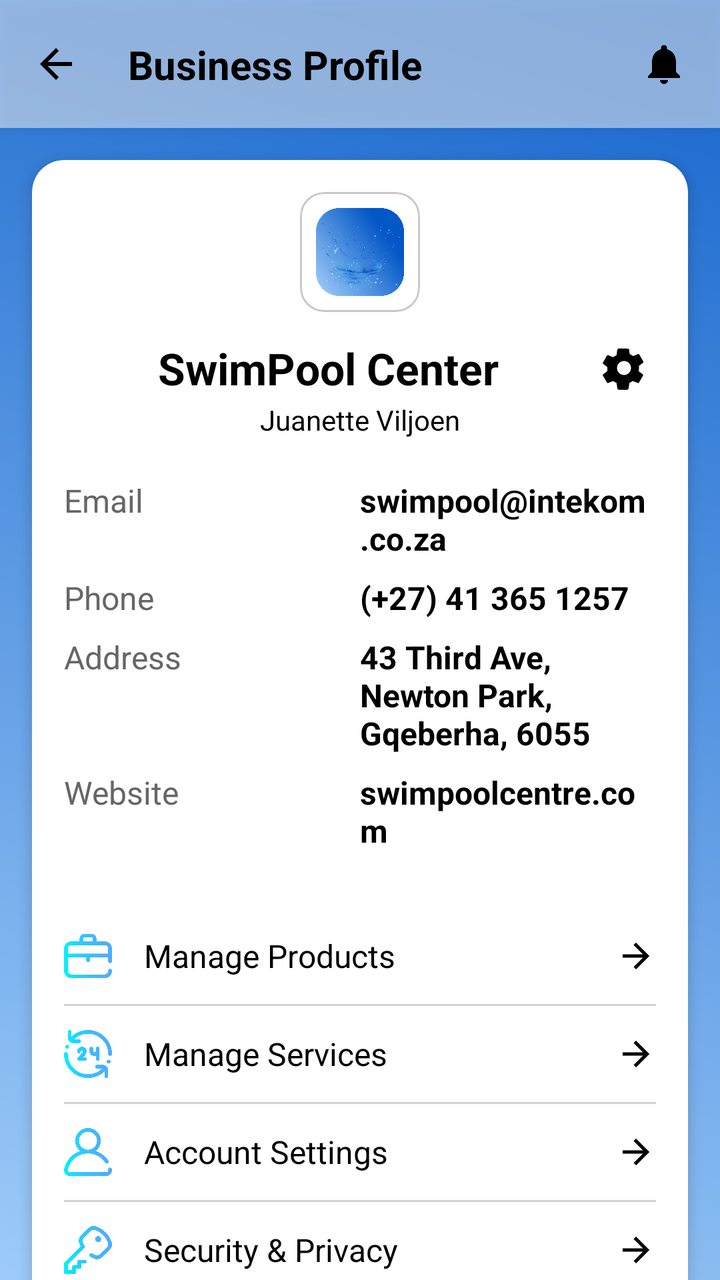
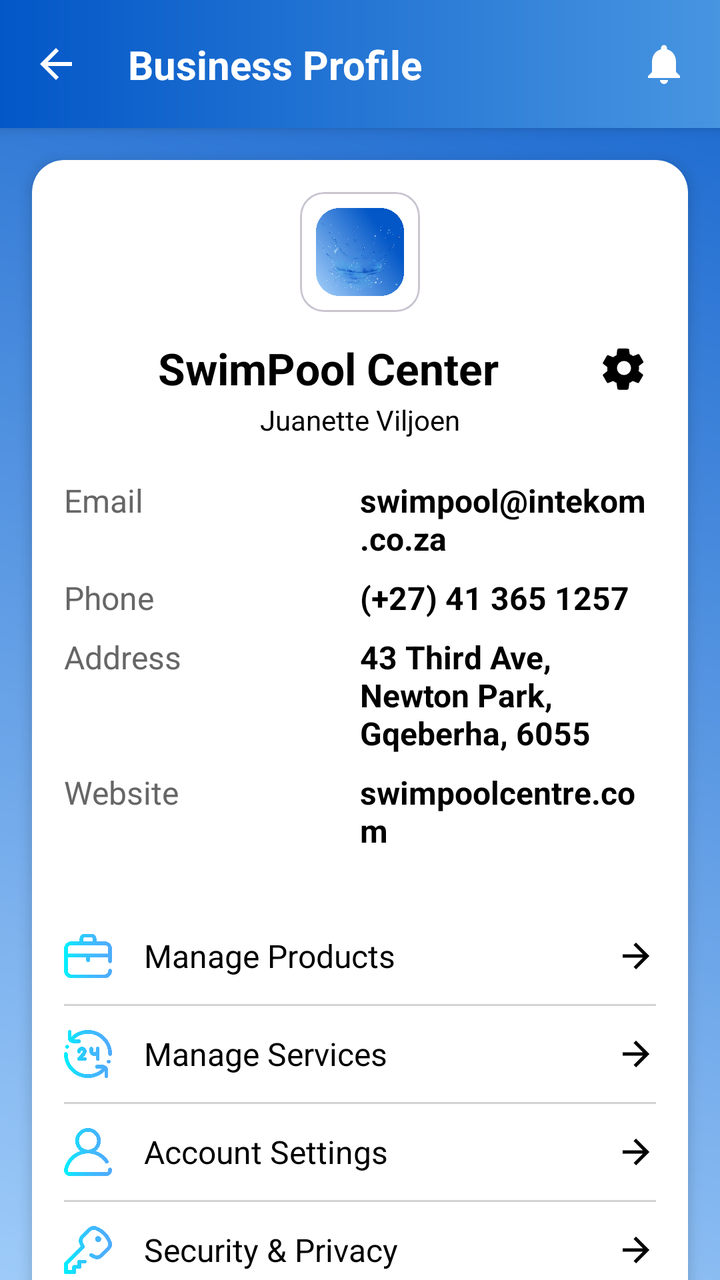

Screens rendered from an Android XML layout before and after an edit, with the pre-edit source and the edit as a unified diff.
<!-- AndroidManifest.xml: application theme Theme.PoolApp -->
<!-- res/layout/sp_profile.xml -->
<?xml version="1.0" encoding="utf-8"?>
<androidx.constraintlayout.widget.ConstraintLayout
    xmlns:android="http://schemas.android.com/apk/res/android"
    xmlns:app="http://schemas.android.com/apk/res-auto"
    xmlns:tools="http://schemas.android.com/tools"
    android:layout_width="match_parent"
    android:layout_height="match_parent"
    android:background="@drawable/pbg"
    tools:context=".SP_Profile">

    <androidx.constraintlayout.widget.ConstraintLayout
        android:id="@+id/profile_header_banner"
        android:layout_width="match_parent"
        android:layout_height="64dp"
        android:background="@color/white_transparent_50"
        android:elevation="4dp"
        app:layout_constraintEnd_toEndOf="parent"
        app:layout_constraintStart_toStartOf="parent"
        app:layout_constraintTop_toTopOf="parent">

        <ImageButton
            android:id="@+id/btn_back"
            android:layout_width="wrap_content"
            android:layout_height="wrap_content"
            android:background="@android:color/transparent"
            android:contentDescription="Back"
            android:padding="16dp"
            android:src="@drawable/ic_arrow_back_white_24dp"
            app:layout_constraintBottom_toBottomOf="parent"
            app:layout_constraintStart_toStartOf="parent"
            app:layout_constraintTop_toTopOf="parent"
            app:tint="@color/black" />

        <TextView
            android:id="@+id/tv_header_title"
            android:layout_width="wrap_content"
            android:layout_height="wrap_content"
            android:layout_marginStart="8dp"
            android:text="Business Profile"
            android:textColor="@color/black"
            android:textSize="20sp"
            android:textStyle="bold"
            app:layout_constraintBottom_toBottomOf="parent"
            app:layout_constraintStart_toEndOf="@id/btn_back"
            app:layout_constraintTop_toTopOf="parent" />

        <ImageButton
            android:id="@+id/btn_notifications"
            android:layout_width="wrap_content"
            android:layout_height="wrap_content"
            android:background="@android:color/transparent"
            android:contentDescription="Notifications"
            android:padding="16dp"
            android:src="@drawable/ic_notifications_white_24dp"
            app:layout_constraintBottom_toBottomOf="parent"
            app:layout_constraintEnd_toEndOf="parent"
            app:layout_constraintTop_toTopOf="parent"
            app:tint="@color/black" />

    </androidx.constraintlayout.widget.ConstraintLayout>

    <androidx.core.widget.NestedScrollView
        android:id="@+id/nestedScrollView"
        android:layout_width="0dp"
        android:layout_height="0dp"
        app:layout_constraintBottom_toBottomOf="parent"
        app:layout_constraintEnd_toEndOf="parent"
        app:layout_constraintStart_toStartOf="parent"
        app:layout_constraintTop_toBottomOf="@id/profile_header_banner">

        <LinearLayout
            android:layout_width="match_parent"
            android:layout_height="wrap_content"
            android:orientation="vertical"
            android:paddingBottom="80dp">

            <androidx.cardview.widget.CardView
                android:layout_width="match_parent"
                android:layout_height="wrap_content"
                android:layout_marginHorizontal="16dp"
                android:layout_marginTop="16dp"
                android:layout_marginBottom="16dp"
                app:cardCornerRadius="16dp"
                app:cardElevation="4dp">

                <LinearLayout
                    android:layout_width="match_parent"
                    android:layout_height="wrap_content"
                    android:orientation="vertical"
                    android:paddingBottom="16dp">

                    <LinearLayout
                        android:layout_width="match_parent"
                        android:layout_height="wrap_content"
                        android:background="@color/white_transparent_50"
                        android:backgroundTint="@color/white_transparent_50"
                        android:foregroundTint="@color/white_transparent_50"
                        android:orientation="vertical"
                        android:paddingHorizontal="16dp"
                        android:paddingTop="16dp"
                        android:paddingBottom="16dp">

                        <com.google.android.material.card.MaterialCardView
                            android:layout_width="60dp"
                            android:layout_height="60dp"
                            android:layout_gravity="center_horizontal"
                            android:layout_marginBottom="12dp">

                            <ImageView
                                android:id="@+id/iv_profile_picture"
                                android:layout_width="match_parent"
                                android:layout_height="match_parent"
                                android:background="@color/white"
                                android:contentDescription="Business Logo"
                                android:padding="8dp"
                                android:scaleType="centerInside"
                                android:src="@drawable/launcher_icon" />
                        </com.google.android.material.card.MaterialCardView>

                        <LinearLayout
                            android:layout_width="match_parent"
                            android:layout_height="wrap_content"
                            android:layout_marginBottom="16dp"
                            android:gravity="center_vertical"
                            android:orientation="horizontal">

                            <TextView
                                android:id="@+id/tv_business_name"
                                android:layout_width="0dp"
                                android:layout_height="wrap_content"
                                android:layout_weight="1"
                                android:gravity="center_horizontal"
                                android:text="SwimPool Center"
                                android:textColor="@color/black"
                                android:textSize="22sp"
                                android:textStyle="bold" />

                            <ImageButton
                                android:id="@+id/btn_settings_gear"
                                android:layout_width="wrap_content"
                                android:layout_height="wrap_content"
                                android:background="@android:color/transparent"
                                android:contentDescription="Settings"
                                android:padding="4dp"
                                android:src="@drawable/ic_settings_black_24dp" />
                        </LinearLayout>

                        <TextView
                            android:id="@+id/tv_owner_name"
                            android:layout_width="wrap_content"
                            android:layout_height="wrap_content"
                            android:layout_gravity="center_horizontal"
                            android:layout_marginTop="-16dp"
                            android:layout_marginBottom="16dp"
                            android:text="Juanette Viljoen"
                            android:textColor="@color/black"
                            android:textSize="14sp" />

                        <TableLayout
                            android:layout_width="match_parent"
                            android:layout_height="wrap_content"
                            android:stretchColumns="1">

                            <TableRow>

                                <TextView
                                    style="@style/ProfileDetailLabel"
                                    android:text="Email" />

                                <TextView
                                    android:id="@+id/tv_detail_email"
                                    style="@style/ProfileDetailValue"
                                    android:text="swimpool@intekom.co.za" />
                            </TableRow>

                            <TableRow>

                                <TextView
                                    style="@style/ProfileDetailLabel"
                                    android:text="Phone" />

                                <TextView
                                    android:id="@+id/tv_detail_phone"
                                    style="@style/ProfileDetailValue"
                                    android:text="(+27) 41 365 1257" />
                            </TableRow>

                            <TableRow>

                                <TextView
                                    style="@style/ProfileDetailLabel"
                                    android:text="Address" />

                                <TextView
                                    android:id="@+id/tv_detail_location"
                                    style="@style/ProfileDetailValue"
                                    android:text="43 Third Ave, Newton Park, Gqeberha, 6055" />
                            </TableRow>

                            <TableRow>

                                <TextView
                                    style="@style/ProfileDetailLabel"
                                    android:text="Website" />

                                <TextView
                                    android:id="@+id/tv_detail_website"
                                    style="@style/ProfileDetailValue"
                                    android:text="swimpoolcentre.com" />
                            </TableRow>
                        </TableLayout>
                    </LinearLayout>

                    <LinearLayout
                        android:layout_width="match_parent"
                        android:layout_height="wrap_content"
                        android:background="@android:color/transparent"
                        android:orientation="vertical"
                        android:paddingHorizontal="16dp"
                        android:layout_marginTop="8dp">

                        <LinearLayout
                            android:id="@+id/option_manage_products"
                            android:layout_width="match_parent"
                            android:layout_height="wrap_content"
                            android:orientation="horizontal"
                            android:gravity="center_vertical"
                            android:paddingVertical="12dp"
                            android:clickable="true"
                            android:focusable="true"
                            android:background="?attr/selectableItemBackground">
                            <ImageView
                                android:id="@+id/icon_left_products"
                                android:layout_width="24dp"
                                android:layout_height="24dp"
                                android:src="@drawable/business"
                                android:contentDescription="Manage Products Icon"
                                android:layout_marginEnd="16dp"/>

                            <TextView
                                android:id="@+id/tv_label_products"
                                android:layout_width="0dp"
                                android:layout_height="wrap_content"
                                android:layout_weight="1"
                                android:text="Manage Products"
                                android:textSize="16sp"
                                android:textColor="@color/black"/>

                            <ImageView
                                android:layout_width="20dp"
                                android:layout_height="20dp"
                                android:src="@drawable/ic_arrow_forward_black_24dp"
                                app:tint="@color/black"
                                android:contentDescription="Go to"/>
                        </LinearLayout>

                        <View style="@style/DividerLine" />

                        <LinearLayout
                            android:id="@+id/option_manage_services"
                            android:layout_width="match_parent"
                            android:layout_height="wrap_content"
                            android:orientation="horizontal"
                            android:gravity="center_vertical"
                            android:paddingVertical="12dp"
                            android:clickable="true"
                            android:focusable="true"
                            android:background="?attr/selectableItemBackground">
                            <ImageView
                                android:id="@+id/icon_left_services"
                                android:layout_width="24dp"
                                android:layout_height="24dp"
                                android:src="@drawable/services"
                                android:contentDescription="Manage Services Icon"
                                android:layout_marginEnd="16dp"/>

                            <TextView
                                android:id="@+id/tv_label_services"
                                android:layout_width="0dp"
                                android:layout_height="wrap_content"
                                android:layout_weight="1"
                                android:text="Manage Services"
                                android:textSize="16sp"
                                android:textColor="@color/black"/>

                            <ImageView
                                android:layout_width="20dp"
                                android:layout_height="20dp"
                                android:src="@drawable/ic_arrow_forward_black_24dp"
                                app:tint="@color/black"
                                android:contentDescription="Go to"/>
                        </LinearLayout>

                        <View style="@style/DividerLine" />

                        <LinearLayout
                            android:id="@+id/option_account_settings_sp"
                            android:layout_width="match_parent"
                            android:layout_height="wrap_content"
                            android:orientation="horizontal"
                            android:gravity="center_vertical"
                            android:paddingVertical="12dp"
                            android:clickable="true"
                            android:focusable="true"
                            android:background="?attr/selectableItemBackground">
                            <ImageView
                                android:id="@+id/icon_left_account"
                                android:layout_width="24dp"
                                android:layout_height="24dp"
                                android:src="@drawable/profile"
                                android:contentDescription="Account Settings Icon"
                                android:layout_marginEnd="16dp"/>

                            <TextView
                                android:id="@+id/tv_label_account"
                                android:layout_width="0dp"
                                android:layout_height="wrap_content"
                                android:layout_weight="1"
                                android:text="Account Settings"
                                android:textSize="16sp"
                                android:textColor="@color/black"/>

                            <ImageView
                                android:layout_width="20dp"
                                android:layout_height="20dp"
                                android:src="@drawable/ic_arrow_forward_black_24dp"
                                app:tint="@color/black"
                                android:contentDescription="Go to"/>
                        </LinearLayout>

                        <View style="@style/DividerLine" />

                        <LinearLayout
                            android:id="@+id/option_security_privacy_sp"
                            android:layout_width="match_parent"
                            android:layout_height="wrap_content"
                            android:orientation="horizontal"
                            android:gravity="center_vertical"
                            android:paddingVertical="12dp"
                            android:clickable="true"
                            android:focusable="true"
                            android:background="?attr/selectableItemBackground">
                            <ImageView
                                android:id="@+id/icon_left_security"
                                android:layout_width="24dp"
                                android:layout_height="24dp"
                                android:src="@drawable/password"
                                android:contentDescription="Security and Privacy Icon"
                                android:layout_marginEnd="16dp"/>

                            <TextView
                                android:id="@+id/tv_label_security"
                                android:layout_width="0dp"
                                android:layout_height="wrap_content"
                                android:layout_weight="1"
                                android:text="Security &amp; Privacy"
                                android:textSize="16sp"
                                android:textColor="@color/black"/>

                            <ImageView
                                android:layout_width="20dp"
                                android:layout_height="20dp"
                                android:src="@drawable/ic_arrow_forward_black_24dp"
                                app:tint="@color/black"
                                android:contentDescription="Go to"/>
                        </LinearLayout>

                        <View style="@style/DividerLine" />

                        <LinearLayout
                            android:id="@+id/option_help_center"
                            android:layout_width="match_parent"
                            android:layout_height="wrap_content"
                            android:orientation="horizontal"
                            android:gravity="center_vertical"
                            android:paddingVertical="12dp"
                            android:clickable="true"
                            android:focusable="true"
                            android:background="?attr/selectableItemBackground">
                            <ImageView
                                android:id="@+id/icon_left_help"
                                android:layout_width="24dp"
                                android:layout_height="24dp"
                                android:src="@drawable/tips"
                                android:contentDescription="Help Center Icon"
                                android:layout_marginEnd="16dp"/>

                            <TextView
                                android:id="@+id/tv_label_help"
                                android:layout_width="0dp"
                                android:layout_height="wrap_content"
                                android:layout_weight="1"
                                android:text="Help Center"
                                android:textSize="16sp"
                                android:textColor="@color/black"/>

                            <ImageView
                                android:layout_width="20dp"
                                android:layout_height="20dp"
                                android:src="@drawable/ic_arrow_forward_black_24dp"
                                app:tint="@color/black"
                                android:contentDescription="Go to"/>
                        </LinearLayout>

                    </LinearLayout>

                    <com.google.android.material.button.MaterialButton
                        android:id="@+id/btn_sp_logout"
                        android:layout_width="308dp"
                        android:layout_height="55dp"
                        android:layout_gravity="center_horizontal"
                        android:layout_marginTop="8dp"
                        android:layout_marginBottom="16dp"
                        android:background="@drawable/custom_button2"
                        android:paddingVertical="12dp"
                        android:text="Log Out"
                        android:textColor="@color/white"
                        android:textSize="18dp"
                        app:backgroundTint="@null"
                        app:rippleColor="@color/white_transparent_50" />

                </LinearLayout>
            </androidx.cardview.widget.CardView>

        </LinearLayout>
    </androidx.core.widget.NestedScrollView>
</androidx.constraintlayout.widget.ConstraintLayout>
<!-- resources referenced by this layout -->
<resources>
  <color name="black">#FF000000</color>
  <color name="white">#FFFFFFFF</color>
  <color name="white_transparent_50">#80FFFFFF</color>
  <!-- drawable custom_button2 (drawable) -->
  <?xml version="1.0" encoding="utf-8"?>
  <shape xmlns:android="http://schemas.android.com/apk/res/android" android:shape="rectangle">
  
      <gradient
          android:startColor="#0357c7"
          android:endColor="#4795e1"
          android:type="linear"/>
  
      <corners
          android:radius="50dp"/>
  
  </shape>
  <!-- drawable ic_arrow_back_white_24dp (drawable) -->
  <vector xmlns:android="http://schemas.android.com/apk/res/android"
      android:width="24dp"
      android:height="24dp"
      android:viewportWidth="24"
      android:viewportHeight="24"
      android:tint="#FFFFFF"> <path
      android:fillColor="@android:color/white"
      android:pathData="M20,11L7.83,11l5.59,-5.59L12,4L4,12l8,8 1.41,-1.41L7.83,13L20,13z"/>
  </vector>
  <!-- drawable ic_arrow_forward_black_24dp (drawable) -->
  <vector xmlns:android="http://schemas.android.com/apk/res/android"
      android:width="24dp"
      android:height="24dp"
      android:viewportWidth="24"
      android:viewportHeight="24"
      android:tint="#000000"> <path
      android:fillColor="@android:color/black"
      android:pathData="M12,4l-1.41,1.41L16.17,11H4v2h12.17l-5.58,5.59L12,20l8,-8z"/>
  </vector>
  <!-- drawable ic_notifications_white_24dp (drawable) -->
  <vector xmlns:android="http://schemas.android.com/apk/res/android"
      android:width="24dp"
      android:height="24dp"
      android:viewportWidth="24"
      android:viewportHeight="24"
      android:tint="#FFFFFF"> <path
      android:fillColor="@android:color/white"
      android:pathData="M12,22c1.1,0 2,-0.9 2,-2h-4c0,1.1 0.9,2 2,2zM18,16v-5c0,-3.07 -1.63,-5.64 -4.5,-6.32L13.5,4c0,-0.83 -0.67,-1.5 -1.5,-1.5s-1.5,0.67 -1.5,1.5v0.68C7.63,5.36 6,7.93 6,11v5l-2,2v1h16v-1l-2,-2z"/>
  </vector>
  <style name="DividerLine">
          <item name="android:layout_width">match_parent</item>
          <item name="android:layout_height">1dp</item>
          <item name="android:background">@color/grey_light</item>
      </style>
  <style name="ProfileDetailLabel">
          <item name="android:layout_width">0dp</item>
          <item name="android:layout_height">wrap_content</item>
          <item name="android:layout_weight">1</item>
          <item name="android:textSize">16sp</item>
          <item name="android:textColor">@color/grey_dark</item>
          <item name="android:paddingVertical">4dp</item>
      </style>
  <style name="ProfileDetailValue" parent="ProfileDetailLabel">
          <item name="android:textColor">@color/black</item>
          <item name="android:textStyle">bold</item>
      </style>
  <color name="grey_light">#D3D3D3</color>
  <color name="grey_dark">#666666</color>
  <color name="colorPrimary">#096ca7</color>
  <color name="colorPrimaryVariant">#034b75</color>
  <color name="colorOnPrimary">#FFFFFF</color>
  <color name="colorSecondary">#0A57FF</color>
  <color name="colorOnSecondary">#FFFFFF</color>
  <color name="colorSurface">#FFFFFF</color>
  <color name="colorOnSurface">#1C1B1F</color>
  <!-- unchanged entries left out for length: 9 -->
</resources>

<!-- the commit's change to res/layout/sp_profile.xml (unified diff, before → after) -->
@@ -12,7 +12,7 @@
         android:id="@+id/profile_header_banner"
         android:layout_width="match_parent"
         android:layout_height="64dp"
-        android:background="@color/white_transparent_50"
+        android:background="@drawable/custom_background"
         android:elevation="4dp"
         app:layout_constraintEnd_toEndOf="parent"
         app:layout_constraintStart_toStartOf="parent"
@@ -29,7 +29,7 @@
             app:layout_constraintBottom_toBottomOf="parent"
             app:layout_constraintStart_toStartOf="parent"
             app:layout_constraintTop_toTopOf="parent"
-            app:tint="@color/black" />
+            app:tint="@color/white" />
 
         <TextView
             android:id="@+id/tv_header_title"
@@ -37,7 +37,7 @@
             android:layout_height="wrap_content"
             android:layout_marginStart="8dp"
             android:text="Business Profile"
-            android:textColor="@color/black"
+            android:textColor="@color/white"
             android:textSize="20sp"
             android:textStyle="bold"
             app:layout_constraintBottom_toBottomOf="parent"
@@ -55,7 +55,7 @@
             app:layout_constraintBottom_toBottomOf="parent"
             app:layout_constraintEnd_toEndOf="parent"
             app:layout_constraintTop_toTopOf="parent"
-            app:tint="@color/black" />
+            app:tint="@color/white" />
 
     </androidx.constraintlayout.widget.ConstraintLayout>
 
<!-- resource entries referenced after the edit -->
@@ -3,6 +3,16 @@
   <color name="black">#FF000000</color>
   <color name="white">#FFFFFFFF</color>
   <color name="white_transparent_50">#80FFFFFF</color>
+  <!-- drawable custom_background (drawable) -->
+  <?xml version="1.0" encoding="utf-8"?>
+  <shape xmlns:android="http://schemas.android.com/apk/res/android" android:shape="rectangle">
+  
+      <gradient
+          android:startColor="#0357c7"
+          android:endColor="#4795e1"
+          android:type="linear"/>
+  
+  </shape>
   <!-- drawable custom_button2 (drawable) -->
   <?xml version="1.0" encoding="utf-8"?>
   <shape xmlns:android="http://schemas.android.com/apk/res/android" android:shape="rectangle">
